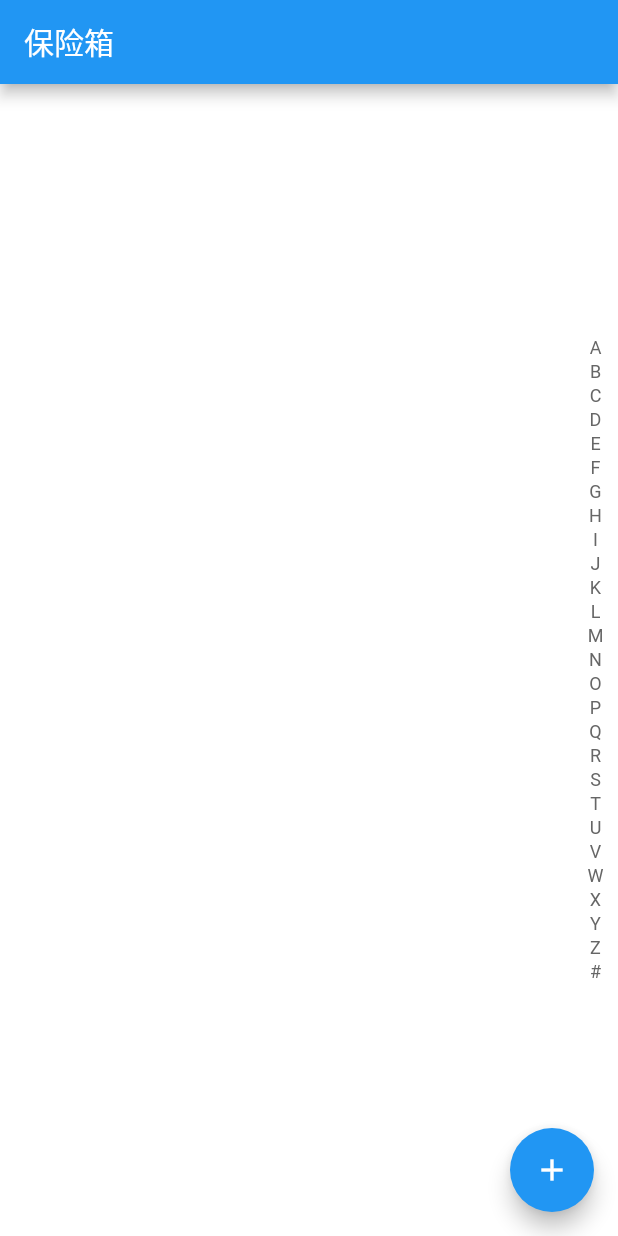
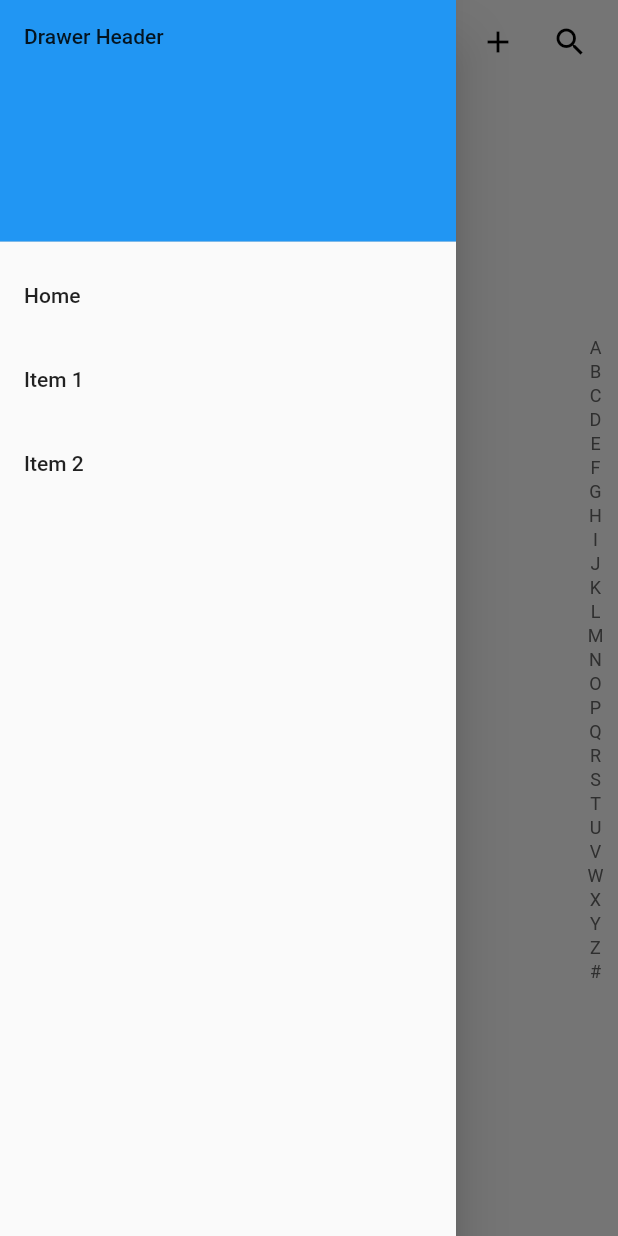
Before and after one commit to licoba/SafeBox, a Flutter app: the screen it shows after launch, with the side drawer open (before the commit the screen has no drawer), on a phone screen of 412 x 824 dp. Run offline on Flutter 3.47's test engine with Material 2 defaults, Android fonts, the phone set to English and light mode, and no system bars; drawn by our look-alikes of azlistview; our stand-ins replace another_flushbar, bot_toast, flutter_svg, fluttertoast, get, sqflite; missing offline and left inert: lpinyin; accounts and stored records are empty.

Commit message:
feat：一些新功能，新UI

```diff
--- /dev/null
+++ b/lib/model/LeftImageObject.dart
@@ -0,0 +1,39 @@
+import 'dart:convert';
+
+import 'package:flutter/services.dart';
+import 'package:flutter/widgets.dart';
+import 'package:get/get.dart';
+import 'package:safebox/utils/GlobalData.dart';
+
+class LeftImageObject {
+  String name;
+  String englishName;
+  String imgUrl;
+
+  LeftImageObject(
+      {required this.name, required this.englishName, required this.imgUrl});
+
+  factory LeftImageObject.fromJson(Map<String, dynamic> json) {
+    return LeftImageObject(
+      name: json['name'],
+      englishName: json['englishName'],
+      imgUrl: json['imgUrl'],
+    );
+  }
+
+  static String getImgUrl(String name) {
+    String url = "";
+    Get.find<List<LeftImageObject>>().forEach((element) {
+      if (element.name.toLowerCase().contains(name.toLowerCase()) ||
+          name.toLowerCase().contains(element.name.toLowerCase())) {
+        url = "assets/images/${element.imgUrl}";
+      } else if (element.englishName
+          .toLowerCase()
+          .contains(name.toLowerCase()) || name.toLowerCase().contains(element.englishName.toLowerCase())) {
+        url = "assets/images/${element.imgUrl}";
+      }
+    });
+    // debugPrint("url:" + url);
+    return url;
+  }
+}
--- a/lib/pages/PageHome.dart
+++ b/lib/pages/PageHome.dart
@@ -1,8 +1,10 @@
 import 'package:flutter/material.dart';
+import 'package:flutter/services.dart';
 import 'package:get/get.dart';
 import 'package:safebox/model/AccountBean.dart';
 import 'package:safebox/routes/APPRouter.dart';
 import 'package:safebox/theme/APPThemeSettings.dart';
+import 'package:safebox/widget/MainDrawer.dart';
 import '../controllers/HomeController.dart';
 import '../utils/UIUtils.dart';
 import '../widget/AccountItem.dart';
@@ -40,7 +42,6 @@ class PageHome extends StatefulWidget {
 
 class _PageHomeState extends State<PageHome> {
   final HomeController homeController = Get.put(HomeController());
-
 
   void jumpToAddAccount(AccountBean? accountBean) {
     debugPrint("去添加账号页面 $accountBean");
@@ -137,15 +138,32 @@ class _PageHomeState extends State<PageHome> {
   Widget build(BuildContext context) {
     return Scaffold(
         appBar: AppBar(
-          title: const Text('保险箱'),
+          title: const Align(
+            alignment: Alignment.centerLeft,
+            child: Text('保险箱'),
+          ),
+          elevation: 0.0, // 去掉阴影
+          systemOverlayStyle: const SystemUiOverlayStyle(statusBarColor: Colors.transparent), //  状态栏透明
+
+          actions: <Widget>[
+            IconButton(
+              splashRadius: 20,
+              // splashColor: Colors.grey,
+              icon: const Icon(Icons.add),
+              onPressed: () {jumpToAddAccount(null);},
+            ),
+            IconButton(
+              splashRadius: 20,
+              // splashColor: Colors.grey,
+              icon: const Icon(Icons.search),
+              onPressed: () {},
+            ),
+            const SizedBox(width: 8), // 这里添加了一个SizedBox来增加间距
+          ],
         ),
         body: Obx(() => _buildListView()),
-        floatingActionButton: FloatingActionButton(
-          onPressed: () => debugPrint("FloatingActionButton"),
-          child: IconButton(
-              icon: const Icon(Icons.add),
-              onPressed: () => jumpToAddAccount(null)),
-        ));
+        drawer: const MainDrawer(),
+       );
   }
 }
 
--- a/lib/theme/APPThemeSettings.dart
+++ b/lib/theme/APPThemeSettings.dart
@@ -32,23 +32,25 @@ class APPThemeSettings {
   };
 
   ThemeData themeData = ThemeData.light().copyWith(
-    primaryColor: Colors.lightBlue,
+    primaryColor: Colors.white,
     indicatorColor: Colors.white,
     brightness: Brightness.light,
     //设置明暗模式为白天模式
     splashColor: Colors.transparent,
     // 点击时的高亮效果设置为透明
-    highlightColor: Colors.transparent,
+    highlightColor: Colors.grey,
     // 长按时的扩散效果设置为透明
-    // iconTheme: IconThemeData(color: Colors.yellow),//设置icon主题色为黄色
+    iconTheme: const IconThemeData(color: Colors.black),//设置icon主题色为黑色
     primaryTextTheme: const TextTheme(
       titleLarge: TextStyle(color: Colors.white),
       titleMedium: TextStyle(color: Colors.white),
       titleSmall: TextStyle(color: Colors.white),
     ),
     appBarTheme: const AppBarTheme(
-      titleTextStyle: TextStyle(color: Colors.white,fontSize: 20),
-      toolbarTextStyle: TextStyle(color: Colors.white,fontSize: 20)
+      color: Colors.white,
+      titleTextStyle: TextStyle(color: Colors.black,fontSize: 20),
+      toolbarTextStyle: TextStyle(color: Colors.black,fontSize: 20),
+      iconTheme: IconThemeData(color: Colors.black),
     ),
     textButtonTheme: const TextButtonThemeData(
       style: ButtonStyle(),
@@ -60,6 +62,7 @@ class APPThemeSettings {
         style: ButtonStyle()
     ),
     scaffoldBackgroundColor: const MaterialColor(0xFFFFFFFF, myBgColorMap),
+
     // primarySwatch: const MaterialColor(
     //   0xFF03A9F4,
     //   <int, Color>{
--- /dev/null
+++ b/lib/widget/MainDrawer.dart
@@ -0,0 +1,54 @@
+import 'dart:async';
+import 'dart:io';
+import 'package:bot_toast/bot_toast.dart';
+import 'package:flutter/material.dart';
+import 'package:get/get.dart';
+import 'package:path/path.dart';
+import 'package:sqflite/sqflite.dart';
+
+
+class MainDrawer extends StatelessWidget {
+  const MainDrawer({super.key});
+
+  @override
+  Widget build(BuildContext context) {
+    return Drawer(
+      child: ListView(
+        padding: EdgeInsets.zero,
+        children: <Widget>[
+          const DrawerHeader(
+            decoration: BoxDecoration(
+              color: Colors.blue,
+            ),
+            child: Text('Drawer Header'),
+          ),
+          ListTile(
+            title: const Text('Home'),
+            tileColor: Get.currentRoute == '/home' ? Colors.grey[300] : null,
+            onTap: () {
+              print(Get.currentRoute);
+              Get.back();
+              Get.offNamed('/home');
+            },
+          ),
+          ListTile(
+            title: const Text('Item 1'),
+            tileColor: Get.currentRoute == '/page1' ? Colors.grey[300] : null,
+            onTap: () {
+              Get.back();
+              Get.offNamed('/page1');
+            },
+          ),
+          ListTile(
+            title: const Text('Item 2'),
+            tileColor: Get.currentRoute == '/page2' ? Colors.grey[300] : null,
+            onTap: () {
+              Get.back();
+              Get.offNamed('/page2');
+            },
+          ),
+        ],
+      ),
+    );
+  }
+}
```
Also changed, not shown: assets/data/brand_models.json (added, +22 -0 lines), lib/controllers/HomeController.dart (+15 -0 lines), lib/utils/GlobalData.dart (added, +11 -0 lines), lib/widget/AccountItem.dart (+120 -5 lines), pubspec.yaml (+7 -0 lines), assets/images/chrome.png (added), assets/images/google.png (added), assets/images/microsoft.png (added), assets/images/starbucks.svg (added), assets/images/weiqi.png (added), lib/main.dart (line endings or trailing spaces), pubspec.lock, 1 other file.
